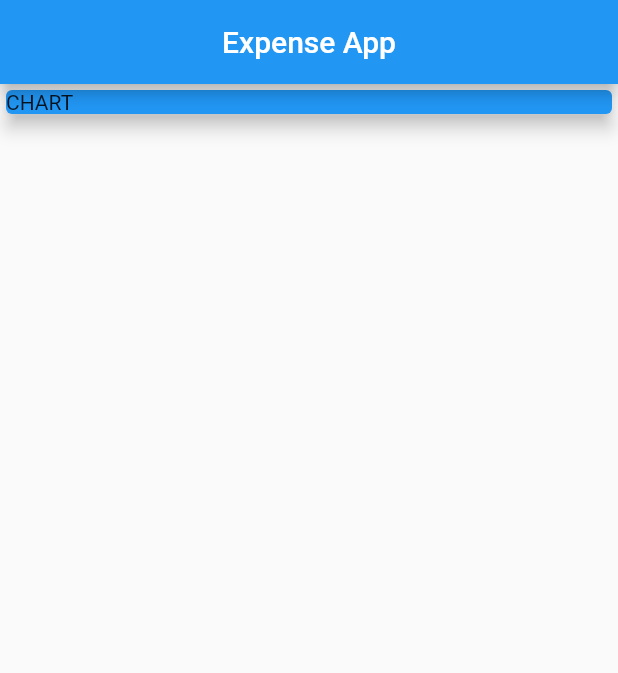
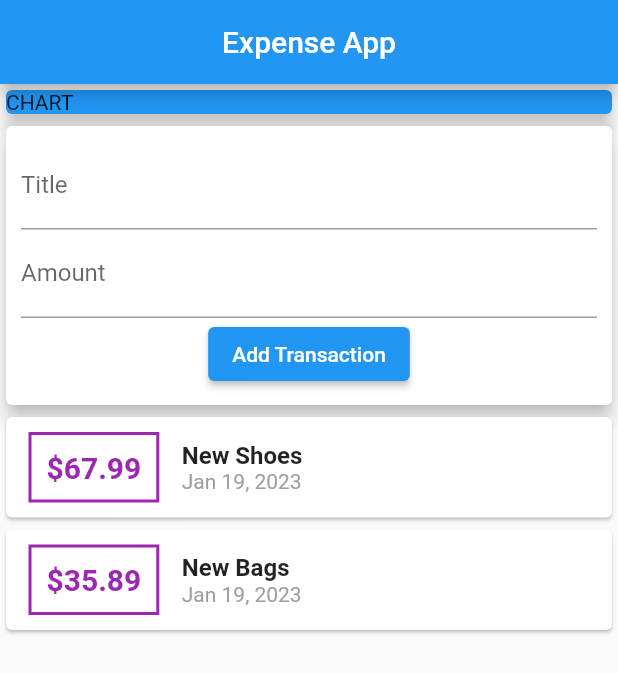
Before and after one commit to chineduG/Expense-App-built-with-Flutter, a Flutter app: the screen it shows after launch, on a phone screen of 412 x 824 dp. Shown: the top 673 px of the screen. Run offline on Flutter 3.47's test engine with Material 2 defaults, Android fonts, the phone set to English and light mode, and no system bars.

Commit message:
user_transactions created

```diff
--- a/lib/main.dart
+++ b/lib/main.dart
@@ -1,6 +1,8 @@
 import 'package:build101/widgets/trasactions_list.dart';
 import 'package:flutter/material.dart';
 import 'package:intl/intl.dart';
+
+import 'widgets/user_transactions.dart';
 
 
 void main() {
@@ -45,6 +47,7 @@ class _ExpenseAppState extends State<ExpenseApp> {
             child: const Card(
                 child: Text('CHART'), elevation: 5, color: Colors.blue),
           ),
+          const UserTransaction()
           // NewTransaction(),
           // TransactionList(),
         ],
--- a/lib/widgets/user_transactions.dart
+++ b/lib/widgets/user_transactions.dart
@@ -19,6 +19,22 @@ class _UserTransactionState extends State<UserTransaction> {
     Transaction(
         id: 't2', title: 'New Bags', amount: 35.89, date: DateTime.now())
   ];
+
+//! Get user transactions.
+  void _addNewTransaction(String txTitle, double txAmount) {
+    final newTx = Transaction(
+        title: txTitle,
+        amount: txAmount,
+        date: DateTime.now(),
+        id: DateTime.now().toString());
+
+
+//* setState(newTx); function
+    setState(() {
+      _userTransactions.add(newTx);
+    });
+  }
+
   @override
   Widget build(BuildContext context) {
     return Column(
@@ -26,7 +42,6 @@ class _UserTransactionState extends State<UserTransaction> {
         NewTransaction(),
         // ignore: prefer_const_constructors
         TransactionList(_userTransactions),
-
       ],
     );
   }
```
